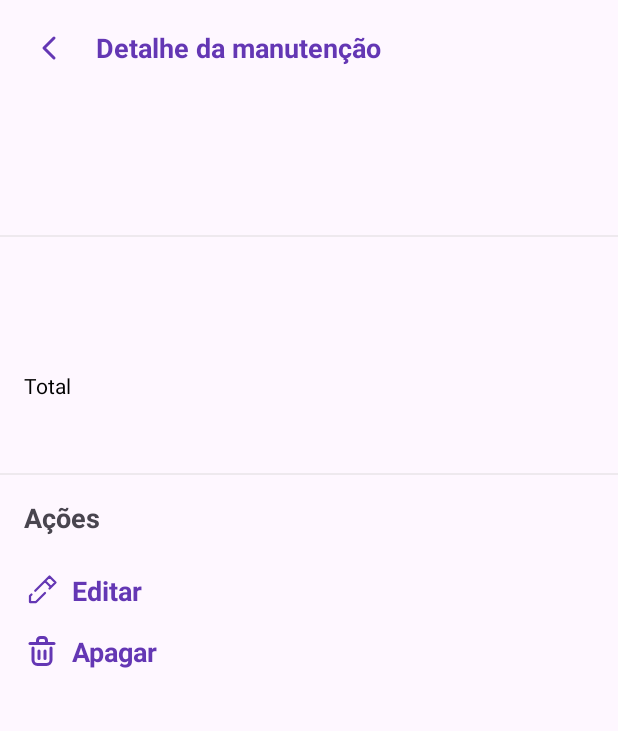
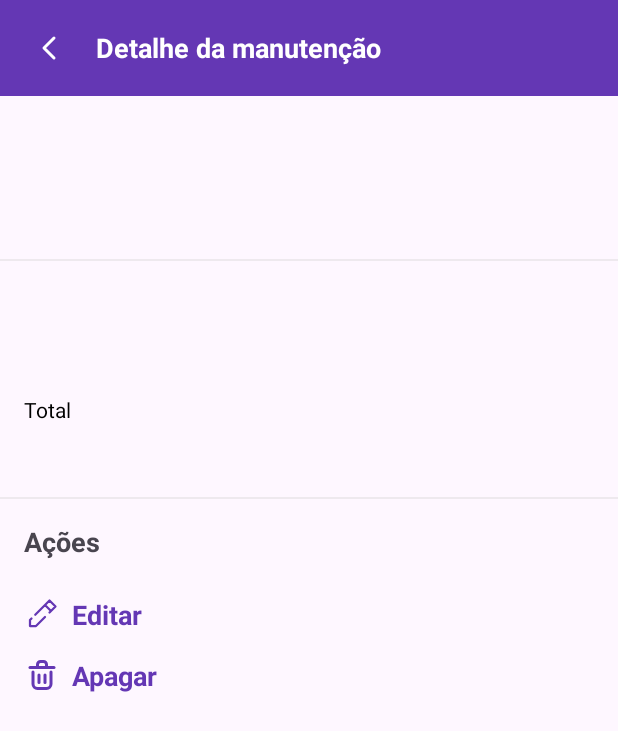
Before and after one commit to kbmbarreto/mycar_app, an Android app: the MaintenanceDetailActivity screen opened directly, with no data from a screen before it, on a phone screen of 412 x 824 dp. Shown: the top 731 px of the screen. Run offline under Robolectric (Android 15) with nearby library versions, the phone set to English and light mode, and no system bars.

Commit message:
Change ToolbarColor

```diff
--- a/app/src/main/res/layout/activity_add_maintenance.xml
+++ b/app/src/main/res/layout/activity_add_maintenance.xml
@@ -10,6 +10,7 @@
         android:id="@+id/ll_add_maintenance_header"
         android:layout_width="match_parent"
         android:layout_height="wrap_content"
+        android:background="@color/primary"
         android:gravity="center_vertical"
         android:orientation="horizontal"
         android:padding="16dp">
@@ -19,14 +20,14 @@
             android:layout_width="32dp"
             android:layout_height="32dp"
             android:src="@drawable/ic_arrow_left"
-            app:tint="@color/primary" />
+            app:tint="@color/white" />
 
         <TextView
             android:id="@+id/tv_maintenance_detail_header_title"
             android:layout_width="match_parent"
             android:layout_height="wrap_content"
             android:layout_marginHorizontal="16dp"
-            android:textColor="@color/primary"
+            android:textColor="@color/white"
             android:textSize="18sp"
             android:textStyle="bold"
             tools:text="@string/add_maintenance" />
@@ -39,6 +40,7 @@
         android:layout_height="match_parent"
         android:layout_above="@id/ll_add_maintenance_action"
         android:layout_below="@id/ll_add_maintenance_header"
+        android:layout_marginTop="16dp"
         android:orientation="vertical">
 
         <LinearLayout
--- a/app/src/main/res/layout/activity_maintenance_detail.xml
+++ b/app/src/main/res/layout/activity_maintenance_detail.xml
@@ -11,6 +11,7 @@
         android:id="@+id/ll_maintenance_detail_header"
         android:layout_width="match_parent"
         android:layout_height="wrap_content"
+        android:background="@color/primary"
         android:gravity="center_vertical"
         android:orientation="horizontal"
         android:padding="16dp">
@@ -20,14 +21,14 @@
             android:layout_width="32dp"
             android:layout_height="32dp"
             android:src="@drawable/ic_arrow_left"
-            app:tint="@color/primary" />
+            app:tint="@color/white" />
 
         <TextView
             android:layout_width="match_parent"
             android:layout_height="wrap_content"
             android:layout_marginHorizontal="16dp"
             android:text="@string/maintenance_detail"
-            android:textColor="@color/primary"
+            android:textColor="@color/white"
             android:textSize="18sp"
             android:textStyle="bold" />
 
@@ -37,6 +38,7 @@
         android:layout_width="match_parent"
         android:layout_height="wrap_content"
         android:layout_below="@id/ll_maintenance_detail_header"
+        android:layout_marginTop="16dp"
         android:orientation="vertical">
 
         <TextView
@@ -45,7 +47,7 @@
             android:layout_height="wrap_content"
             android:layout_marginHorizontal="16dp"
             android:gravity="end"
-            android:textColor="#AFAFAF"
+            android:textColor="@color/black"
             android:textSize="16sp"
             tools:text="08/05/2023" />
 
--- a/app/src/main/res/values-night/themes.xml
+++ b/app/src/main/res/values-night/themes.xml
@@ -3,5 +3,6 @@
     <style name="Base.Theme.Mycar" parent="Theme.Material3.DayNight.NoActionBar">
         <!-- Customize your dark theme here. -->
         <!-- <item name="colorPrimary">@color/my_dark_primary</item> -->
+        <item name="android:statusBarColor">@color/primary</item>
     </style>
 </resources>
--- a/app/src/main/res/values/themes.xml
+++ b/app/src/main/res/values/themes.xml
@@ -3,6 +3,7 @@
     <style name="Base.Theme.Mycar" parent="Theme.Material3.DayNight.NoActionBar">
         <!-- Customize your light theme here. -->
         <!-- <item name="colorPrimary">@color/my_light_primary</item> -->
+        <item name="android:statusBarColor">@color/primary</item>
     </style>
 
     <style name="Theme.Mycar" parent="Base.Theme.Mycar" />
```
